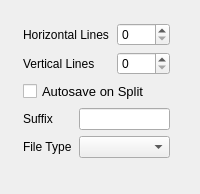
The window that krita/plugins/extensions/imagesplit/wdg_imagesplit.ui (KDE/krita) describes before a commit, drawn with Qt 5.
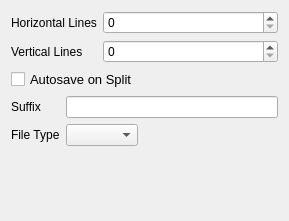
The same window after the commit. Custom widgets are drawn as their Qt base class.

Commit message: Changed the UI which contains labels and textfields into QFormLayout to set alignment issues

The edit to the form file:
```diff
--- a/krita/plugins/extensions/imagesplit/wdg_imagesplit.ui
+++ b/krita/plugins/extensions/imagesplit/wdg_imagesplit.ui
@@ -6,25 +6,33 @@
    <rect>
     <x>0</x>
     <y>0</y>
+    <width>289</width>
+    <height>221</height>
+   </rect>
+  </property>
+  <property name="minimumSize">
+   <size>
     <width>200</width>
-    <height>194</height>
-   </rect>
+    <height>160</height>
+   </size>
+  </property>
+  <property name="baseSize">
+   <size>
+    <width>0</width>
+    <height>0</height>
+   </size>
   </property>
   <property name="windowTitle">
    <string>Image Size</string>
   </property>
-  <widget class="QWidget" name="">
-   <property name="geometry">
-    <rect>
-     <x>12</x>
-     <y>12</y>
-     <width>169</width>
-     <height>180</height>
-    </rect>
-   </property>
+  <layout class="QGridLayout" name="gridLayout_2">
+   <item row="0" column="0">
    <layout class="QGridLayout" name="gridLayout">
     <item row="0" column="0">
      <layout class="QFormLayout" name="formLayout">
+       <property name="rowWrapPolicy">
+        <enum>QFormLayout::DontWrapRows</enum>
+       </property>
       <item row="0" column="0">
        <widget class="QLabel" name="lblHorizontalSplitLines">
         <property name="text">
@@ -38,7 +46,7 @@
       <item row="1" column="0">
        <widget class="QLabel" name="lblVerticalSplitLines">
         <property name="text">
-         <string>Vertical Lines     </string>
+          <string>Vertical Lines</string>
         </property>
        </widget>
       </item>
@@ -61,10 +69,31 @@
     </item>
     <item row="2" column="0">
      <layout class="QFormLayout" name="formLayout_2">
+       <property name="fieldGrowthPolicy">
+        <enum>QFormLayout::ExpandingFieldsGrow</enum>
+       </property>
+       <property name="rowWrapPolicy">
+        <enum>QFormLayout::WrapLongRows</enum>
+       </property>
+       <property name="horizontalSpacing">
+        <number>-1</number>
+       </property>
+       <property name="verticalSpacing">
+        <number>-1</number>
+       </property>
+       <property name="leftMargin">
+        <number>0</number>
+       </property>
+       <property name="topMargin">
+        <number>0</number>
+       </property>
+       <property name="rightMargin">
+        <number>0</number>
+       </property>
       <item row="0" column="0">
        <widget class="QLabel" name="lblSuffix">
         <property name="text">
-         <string>Suffix      </string>
+          <string>Suffix</string>
         </property>
        </widget>
       </item>
@@ -104,7 +133,8 @@
      </spacer>
     </item>
    </layout>
-  </widget>
+   </item>
+  </layout>
  </widget>
  <layoutdefault spacing="6" margin="11"/>
  <customwidgets>
```
Left out of the diff: 1 changed line with no effect on the pictures. Lines whose indentation alone changed are shown as unchanged. The commit also changes 91 other files.
